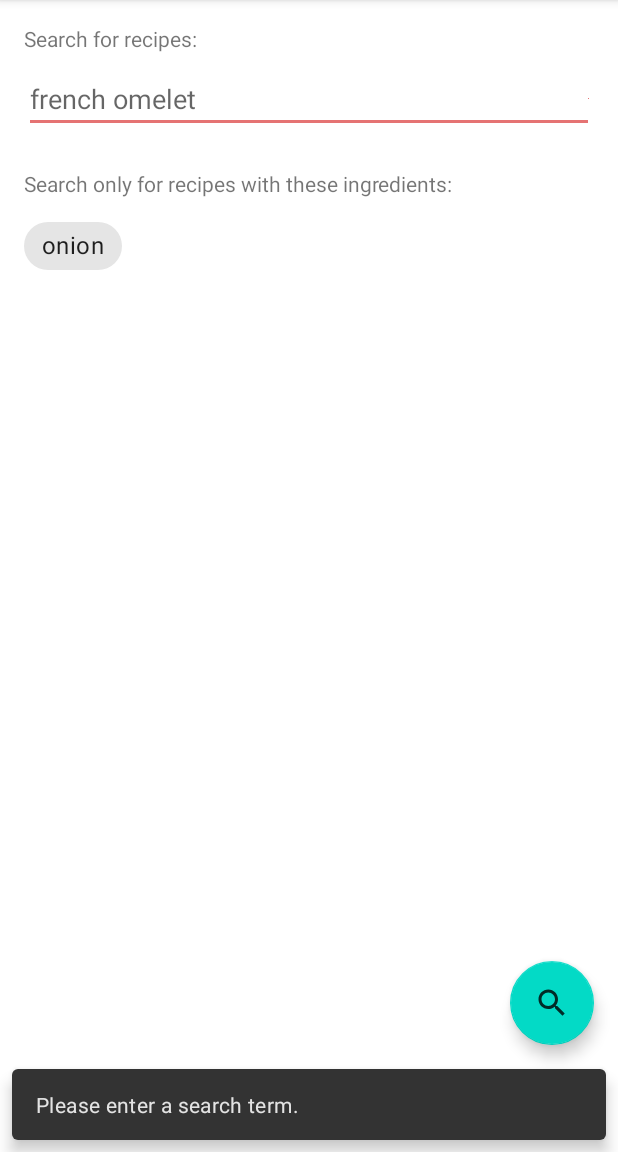
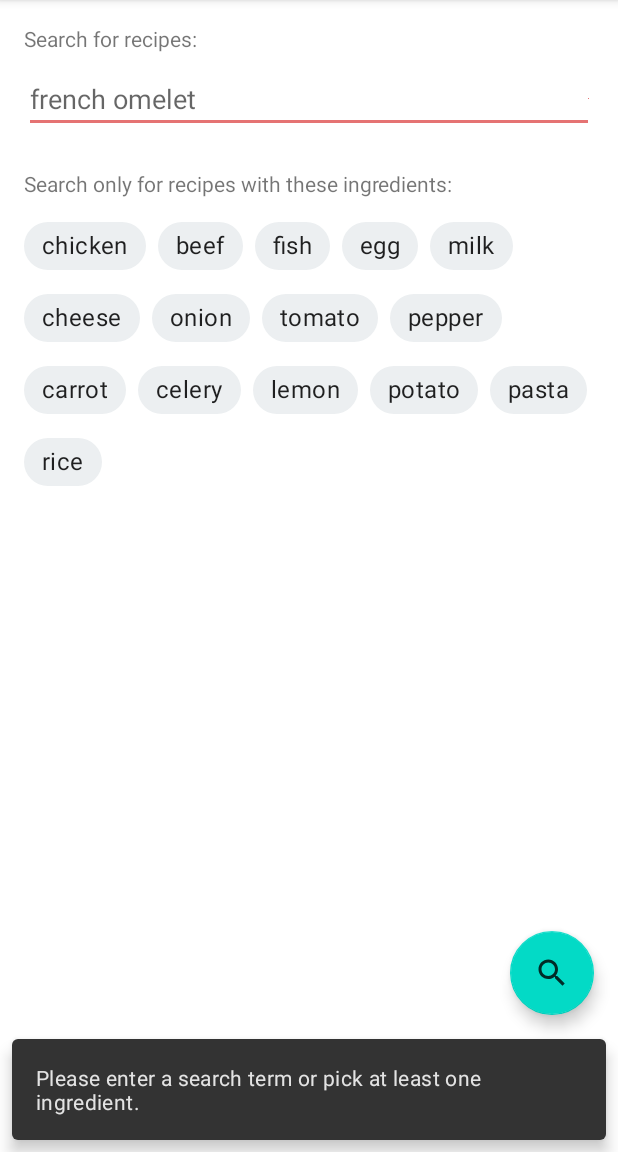
Before and after one commit to denisa-bortanoiu/recipe_finder, an Android app: the screen it shows after launch (MainActivity), after a tap on an icon or button, on a phone screen of 412 x 824 dp, the part 84-1236 px from its top. Run offline under Robolectric (Android 15) with nearby library versions, the phone set to English and light mode, and no system bars.

Commit message:
Add ability to filter API call by common ingredients.

```diff
--- a/app/src/main/java/com/example/recipefinder/MainActivity.java
+++ b/app/src/main/java/com/example/recipefinder/MainActivity.java
@@ -6,6 +6,8 @@ import android.net.ConnectivityManager;
 import android.net.NetworkInfo;
 import android.os.Bundle;
 
+import com.google.android.material.chip.Chip;
+import com.google.android.material.chip.ChipGroup;
 import com.google.android.material.floatingactionbutton.FloatingActionButton;
 import com.google.android.material.snackbar.Snackbar;
 
@@ -16,12 +18,18 @@ import androidx.appcompat.widget.Toolbar;
 import androidx.loader.app.LoaderManager;
 import androidx.loader.content.Loader;
 
+import android.text.TextUtils;
 import android.util.Log;
 import android.view.View;
 import android.view.Menu;
 import android.view.MenuItem;
 import android.view.inputmethod.InputMethodManager;
+import android.widget.CompoundButton;
 import android.widget.EditText;
+
+import java.util.ArrayList;
+import java.util.Arrays;
+import java.util.List;
 
 
 public class MainActivity extends AppCompatActivity
@@ -29,6 +37,12 @@ public class MainActivity extends AppCompatActivity
     public static final String SEARCH_RESULTS = "com.example.recipefinder.extra.SEARCH_RESULTS";
     private EditText mSearchQuery;
     private boolean isLoaded = false;
+    private List<String> commonIngredients = Arrays.asList(
+            "chicken", "beef", "fish",
+            "egg", "milk", "cheese",
+            "onion", "tomato", "pepper", "carrot", "celery", "lemon",
+            "potato", "pasta", "rice");
+    private ArrayList<String> chosenIngredients = new ArrayList<>();
 
     @Override
     protected void onCreate(Bundle savedInstanceState) {
@@ -46,6 +60,28 @@ public class MainActivity extends AppCompatActivity
                 searchRecipes(view);
             }
         });
+
+        // load chips with common ingredients
+        ChipGroup chipGroup = findViewById(R.id.ingredient_chip_group);
+        for (int i = 0; i < commonIngredients.size(); i++) {
+            Chip mChip = (Chip) getLayoutInflater().inflate(R.layout.chip_filter, null, false);
+            mChip.setText(commonIngredients.get(i));
+            mChip.setClickable(true);
+            mChip.setCheckable(true);
+            mChip.setOnCheckedChangeListener(new CompoundButton.OnCheckedChangeListener() {
+                @Override
+                public void onCheckedChanged(CompoundButton compoundButton, boolean b) {
+                    String ingredient = compoundButton.getText().toString();
+                    if (chosenIngredients.contains(ingredient)) {
+                        chosenIngredients.remove(ingredient);
+                    } else {
+                        chosenIngredients.add(ingredient);
+                    }
+                    Log.d("DENISA", chosenIngredients.toString());
+                }
+            });
+            chipGroup.addView(mChip);
+        }
     }
 
     public void searchRecipes(View view) {
@@ -66,9 +102,10 @@ public class MainActivity extends AppCompatActivity
         }
 
         if (networkInfo != null && networkInfo.isConnected()
-                && searchQuery.length() != 0) {
+                && (searchQuery.length() != 0 || chosenIngredients.size() != 0)) {
             Bundle queryBundle = new Bundle();
             queryBundle.putString("queryString", searchQuery);
+            queryBundle.putStringArrayList("ingredientList", chosenIngredients);
             LoaderManager.getInstance(this).restartLoader(0, queryBundle, this);
             isLoaded = true;
 
@@ -76,7 +113,7 @@ public class MainActivity extends AppCompatActivity
                     .setAction("Action", null).show();
 
         } else {
-            if (searchQuery.length() == 0) {
+            if (searchQuery.length() == 0 || chosenIngredients.size() == 0) {
                 Snackbar.make(view, R.string.no_search_term, Snackbar.LENGTH_LONG)
                         .setAction("Action", null).show();
             } else {
@@ -113,11 +150,16 @@ public class MainActivity extends AppCompatActivity
     @Override
     public Loader<String> onCreateLoader(int id, @Nullable Bundle args) {
         String queryString = "";
+        String ingredients = "";
         if (args != null) {
             queryString = args.getString("queryString");
+            ArrayList<String> ingredientList = args.getStringArrayList("ingredientList");
+            if (ingredientList != null) {
+                ingredients = TextUtils.join(",", ingredientList);
+            }
         }
 
-        return new RecipeLoader(this, queryString);
+        return new RecipeLoader(this, queryString, ingredients);
     }
 
     @Override
--- a/app/src/main/java/com/example/recipefinder/NetworkUtils.java
+++ b/app/src/main/java/com/example/recipefinder/NetworkUtils.java
@@ -9,6 +9,7 @@ import java.io.InputStream;
 import java.io.InputStreamReader;
 import java.net.HttpURLConnection;
 import java.net.URL;
+import java.util.ArrayList;
 
 
 public class NetworkUtils {
@@ -17,7 +18,7 @@ public class NetworkUtils {
     private static final String QUERY_PARAM = "q";
     private static final String INGREDIENT_PARAM = "i";
 
-    static String getRecipesInfo(String queryString) {
+    static String getRecipesInfo(String queryString, String ingredients) {
         HttpURLConnection urlConnection = null;
         BufferedReader reader = null;
         String recipeJSONString = null;
@@ -25,6 +26,7 @@ public class NetworkUtils {
         try {
             Uri builtURI = Uri.parse(BOOK_BASE_URL).buildUpon()
                     .appendQueryParameter(QUERY_PARAM, queryString)
+                    .appendQueryParameter(INGREDIENT_PARAM, ingredients)
                     .build();
             URL requestURL = new URL(builtURI.toString());
 
--- a/app/src/main/java/com/example/recipefinder/RecipeLoader.java
+++ b/app/src/main/java/com/example/recipefinder/RecipeLoader.java
@@ -8,16 +8,18 @@ import androidx.loader.content.AsyncTaskLoader;
 
 public class RecipeLoader extends AsyncTaskLoader<String> {
     private String mQueryString;
+    private String mIngredients;
 
-    public RecipeLoader(@NonNull Context context, String queryString) {
+    public RecipeLoader(@NonNull Context context, String queryString, String ingredients) {
         super(context);
         mQueryString = queryString;
+        mIngredients = ingredients;
     }
 
     @Nullable
     @Override
     public String loadInBackground() {
-        return NetworkUtils.getRecipesInfo(mQueryString);
+        return NetworkUtils.getRecipesInfo(mQueryString, mIngredients);
     }
 
     @Override
--- /dev/null
+++ b/app/src/main/res/color/chip_bg_selector.xml
@@ -0,0 +1,5 @@
+<?xml version="1.0" encoding="utf-8"?>
+<selector xmlns:android="http://schemas.android.com/apk/res/android" >
+    <item android:color="@color/colorAccentLight" android:state_checked="true" />
+    <item android:color="@color/colorLight" />
+</selector>
--- /dev/null
+++ b/app/src/main/res/layout/chip_filter.xml
@@ -0,0 +1,14 @@
+<?xml version="1.0" encoding="utf-8"?>
+
+
+<com.google.android.material.chip.Chip
+    xmlns:android="http://schemas.android.com/apk/res/android"
+    xmlns:app="http://schemas.android.com/apk/res-auto"
+    android:id="@+id/chip_group_item"
+    android:layout_width="wrap_content"
+    android:layout_height="wrap_content"
+    android:checkable="true"
+    android:text="@string/onion"
+    app:chipStyle="@style/Widget.MaterialComponents.Chip.Filter"
+    app:chipBackgroundColor="@color/chip_bg_selector"
+    android:textSize="16sp" />
--- a/app/src/main/res/layout/content_main.xml
+++ b/app/src/main/res/layout/content_main.xml
@@ -46,6 +46,7 @@
         app:layout_constraintTop_toBottomOf="@+id/searchQuery" />
 
     <com.google.android.material.chip.ChipGroup
+        android:id='@+id/ingredient_chip_group'
         android:layout_width="0dp"
         android:layout_height="0dp"
         android:layout_marginStart="16dp"
@@ -60,16 +61,6 @@
         app:layout_constraintTop_toBottomOf="@+id/ingredient_help"
         app:layout_constraintVertical_bias="1.0">
 
-        <com.google.android.material.chip.Chip
-            android:id="@+id/onion"
-            android:layout_width="wrap_content"
-            android:layout_height="wrap_content"
-            android:checkable="true"
-            android:text="@string/onion"
-            app:chipStyle="@style/Widget.MaterialComponents.Chip.Filter"
-            android:textSize="16sp" />
-
-
     </com.google.android.material.chip.ChipGroup>
 
 </androidx.constraintlayout.widget.ConstraintLayout>
--- a/app/src/main/res/values/colors.xml
+++ b/app/src/main/res/values/colors.xml
@@ -2,5 +2,8 @@
 <resources>
     <color name="colorPrimary">#4db6ac</color>
     <color name="colorPrimaryDark">#00867d</color>
+    <color name="colorPrimaryLight">#82e9de</color>
     <color name="colorAccent">#E57373</color>
+    <color name="colorAccentLight">#ef9a9a</color>
+    <color name="colorLight">#eceff1</color>
 </resources>
--- a/app/src/main/res/values/strings.xml
+++ b/app/src/main/res/values/strings.xml
@@ -9,7 +9,7 @@
     <string name="no_results">No results found.</string>
     <string name="action_settings">Settings</string>
     <string name="search_loading">Searching…</string>
-    <string name="no_search_term">Please enter a search term.</string>
+    <string name="no_search_term">Please enter a search term or pick at least one ingredient.</string>
     <string name="no_network">Please check your network connection and try again.</string>
     <string name="no_open_link">Cannot open link.</string>
     <string name="recipe_button">Recipe</string>
```
